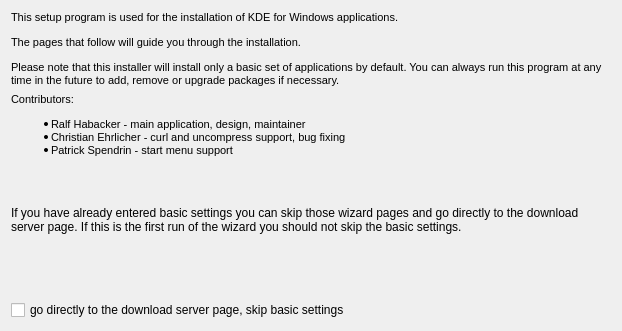
KDE/kdewin-installer, file gui/themes/main/titlepage.ui: the form before one commit.
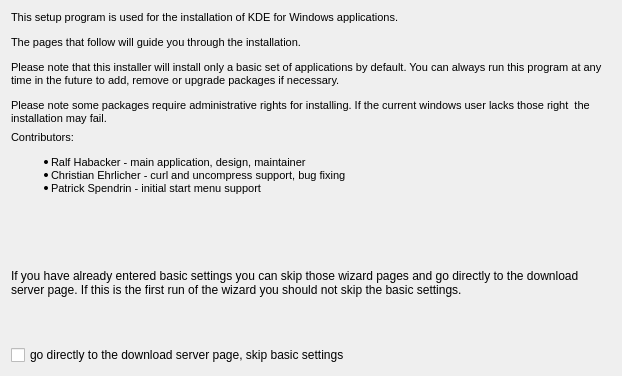
The form after the commit.

Commit message: added note about required administrative rights

```diff
--- a/gui/themes/main/titlepage.ui
+++ b/gui/themes/main/titlepage.ui
@@ -6,7 +6,7 @@
     <x>0</x>
     <y>0</y>
     <width>622</width>
-    <height>331</height>
+    <height>376</height>
    </rect>
   </property>
   <property name="windowTitle" >
@@ -15,8 +15,8 @@
   <property name="statusTip" >
    <string/>
   </property>
-  <layout class="QGridLayout" name="gridLayout" >
-   <item row="0" column="0" >
+  <layout class="QVBoxLayout" name="verticalLayout" >
+   <item>
     <widget class="QLabel" name="label" >
      <property name="sizePolicy" >
       <sizepolicy vsizetype="Minimum" hsizetype="Preferred" >
@@ -24,13 +24,21 @@
        <verstretch>0</verstretch>
       </sizepolicy>
      </property>
+     <property name="maximumSize" >
+      <size>
+       <width>16777215</width>
+       <height>176</height>
+      </size>
+     </property>
      <property name="text" >
-      <string>&lt;html>&lt;head>&lt;meta name="qrichtext" content="1" />&lt;style type="text/css">
+      <string>&lt;!DOCTYPE HTML PUBLIC "-//W3C//DTD HTML 4.0//EN" "http://www.w3.org/TR/REC-html40/strict.dtd">
+&lt;html>&lt;head>&lt;meta name="qrichtext" content="1" />&lt;style type="text/css">
 p, li { white-space: pre-wrap; }
 &lt;/style>&lt;/head>&lt;body style=" font-family:'MS Shell Dlg 2'; font-size:8.25pt; font-weight:400; font-style:normal;">
 &lt;p style=" margin-top:12px; margin-bottom:12px; margin-left:0px; margin-right:0px; -qt-block-indent:0; text-indent:0px; font-size:8pt;">This setup program is used for the installation of KDE for Windows applications.&lt;/p>
-&lt;p style=" margin-top:12px; margin-bottom:12px; margin-left:0px; margin-right:0px; -qt-block-indent:0; text-indent:0px; font-size:8pt;">The pages that follow will guide you through the installation.&lt;/p>
-&lt;p style=" margin-top:12px; margin-bottom:12px; margin-left:0px; margin-right:0px; -qt-block-indent:0; text-indent:0px; font-size:8pt;">Please note that this installer will install only a basic set of applications by default. You can always run this program at any time in the future to add, remove or upgrade packages if necessary.&lt;/p>&lt;/body>&lt;/html></string>
+&lt;p style=" margin-top:12px; margin-bottom:12px; margin-left:0px; margin-right:0px; -qt-block-indent:0; text-indent:0px; font-size:8pt;">The pages that follow will guide you through the installation. &lt;/p>
+&lt;p style=" margin-top:12px; margin-bottom:12px; margin-left:0px; margin-right:0px; -qt-block-indent:0; text-indent:0px; font-size:8pt;">Please note that this installer will install only a basic set of applications by default. You can always run this program at any time in the future to add, remove or upgrade packages if necessary. &lt;/p>
+&lt;p style=" margin-top:12px; margin-bottom:12px; margin-left:0px; margin-right:0px; -qt-block-indent:0; text-indent:0px; font-size:8pt;">Please note some packages require administrative rights for installing. If the current windows user lacks those right  the installation may fail.&lt;/p>&lt;/body>&lt;/html></string>
      </property>
      <property name="textFormat" >
       <enum>Qt::RichText</enum>
@@ -43,7 +51,7 @@
      </property>
     </widget>
    </item>
-   <item row="1" column="0" >
+   <item>
     <widget class="QLabel" name="label_3" >
      <property name="sizePolicy" >
       <sizepolicy vsizetype="Preferred" hsizetype="Minimum" >
@@ -52,13 +60,14 @@
       </sizepolicy>
      </property>
      <property name="text" >
-      <string>&lt;html>&lt;head>&lt;meta name="qrichtext" content="1" />&lt;style type="text/css">
+      <string>&lt;!DOCTYPE HTML PUBLIC "-//W3C//DTD HTML 4.0//EN" "http://www.w3.org/TR/REC-html40/strict.dtd">
+&lt;html>&lt;head>&lt;meta name="qrichtext" content="1" />&lt;style type="text/css">
 p, li { white-space: pre-wrap; }
-&lt;/style>&lt;/head>&lt;body style=" font-family:'MS Shell Dlg 2'; font-size:7.8pt; font-weight:400; font-style:normal;">
-&lt;p style=" margin-top:12px; margin-bottom:12px; margin-left:0px; margin-right:0px; -qt-block-indent:0; text-indent:0px;">&lt;span style=" font-size:8pt;">Contributors: &lt;/span>&lt;/p>
+&lt;/style>&lt;/head>&lt;body style=" font-family:'MS Shell Dlg 2'; font-size:8.25pt; font-weight:400; font-style:normal;">
+&lt;p style=" margin-top:12px; margin-bottom:12px; margin-left:0px; margin-right:0px; -qt-block-indent:0; text-indent:0px; font-size:8pt;">Contributors: &lt;/p>
 &lt;ul style="-qt-list-indent: 1;">&lt;li style=" font-size:8pt;" style=" margin-top:12px; margin-bottom:0px; margin-left:0px; margin-right:0px; -qt-block-indent:0; text-indent:0px;">Ralf Habacker - main application, design, maintainer &lt;/li>
 &lt;li style=" font-size:8pt;" style=" margin-top:0px; margin-bottom:0px; margin-left:0px; margin-right:0px; -qt-block-indent:0; text-indent:0px;">Christian Ehrlicher - curl and uncompress support, bug fixing &lt;/li>
-&lt;li style=" font-size:8pt;" style=" margin-top:0px; margin-bottom:12px; margin-left:0px; margin-right:0px; -qt-block-indent:0; text-indent:0px;">Patrick Spendrin - start menu support &lt;/li>&lt;/ul>
+&lt;li style=" font-size:8pt;" style=" margin-top:0px; margin-bottom:12px; margin-left:0px; margin-right:0px; -qt-block-indent:0; text-indent:0px;">Patrick Spendrin - initial start menu support &lt;/li>&lt;/ul>
 &lt;p style="-qt-paragraph-type:empty; margin-top:0px; margin-bottom:0px; margin-left:0px; margin-right:0px; -qt-block-indent:0; text-indent:0px; font-size:8pt;">&lt;/p>&lt;/body>&lt;/html></string>
      </property>
      <property name="textFormat" >
@@ -72,42 +81,7 @@
      </property>
     </widget>
    </item>
-   <item row="2" column="0" >
-    <spacer name="verticalSpacer_2" >
-     <property name="orientation" >
-      <enum>Qt::Vertical</enum>
-     </property>
-     <property name="sizeType" >
-      <enum>QSizePolicy::Minimum</enum>
-     </property>
-     <property name="sizeHint" stdset="0" >
-      <size>
-       <width>20</width>
-       <height>18</height>
-      </size>
-     </property>
-    </spacer>
-   </item>
-   <item row="3" column="0" >
-    <widget class="QLabel" name="label_2" >
-     <property name="sizePolicy" >
-      <sizepolicy vsizetype="Preferred" hsizetype="Minimum" >
-       <horstretch>0</horstretch>
-       <verstretch>0</verstretch>
-      </sizepolicy>
-     </property>
-     <property name="text" >
-      <string>If you have already entered basic settings you can skip those wizard pages and go directly to the download server page. If this is the first run of the wizard you should not skip the basic settings.</string>
-     </property>
-     <property name="alignment" >
-      <set>Qt::AlignLeading|Qt::AlignLeft|Qt::AlignTop</set>
-     </property>
-     <property name="wordWrap" >
-      <bool>true</bool>
-     </property>
-    </widget>
-   </item>
-   <item row="4" column="0" >
+   <item>
     <spacer name="verticalSpacer" >
      <property name="orientation" >
       <enum>Qt::Vertical</enum>
@@ -120,7 +94,39 @@
      </property>
     </spacer>
    </item>
-   <item row="5" column="0" >
+   <item>
+    <widget class="QLabel" name="label_2" >
+     <property name="sizePolicy" >
+      <sizepolicy vsizetype="Preferred" hsizetype="Minimum" >
+       <horstretch>0</horstretch>
+       <verstretch>0</verstretch>
+      </sizepolicy>
+     </property>
+     <property name="text" >
+      <string>If you have already entered basic settings you can skip those wizard pages and go directly to the download server page. If this is the first run of the wizard you should not skip the basic settings.</string>
+     </property>
+     <property name="alignment" >
+      <set>Qt::AlignLeading|Qt::AlignLeft|Qt::AlignTop</set>
+     </property>
+     <property name="wordWrap" >
+      <bool>true</bool>
+     </property>
+    </widget>
+   </item>
+   <item>
+    <spacer name="verticalSpacer_3" >
+     <property name="orientation" >
+      <enum>Qt::Vertical</enum>
+     </property>
+     <property name="sizeHint" stdset="0" >
+      <size>
+       <width>20</width>
+       <height>33</height>
+      </size>
+     </property>
+    </spacer>
+   </item>
+   <item>
     <widget class="QCheckBox" name="skipBasicSettings" >
      <property name="text" >
       <string>go directly to the download server page, skip basic settings</string>
```
The commit also changes 1 other file.
